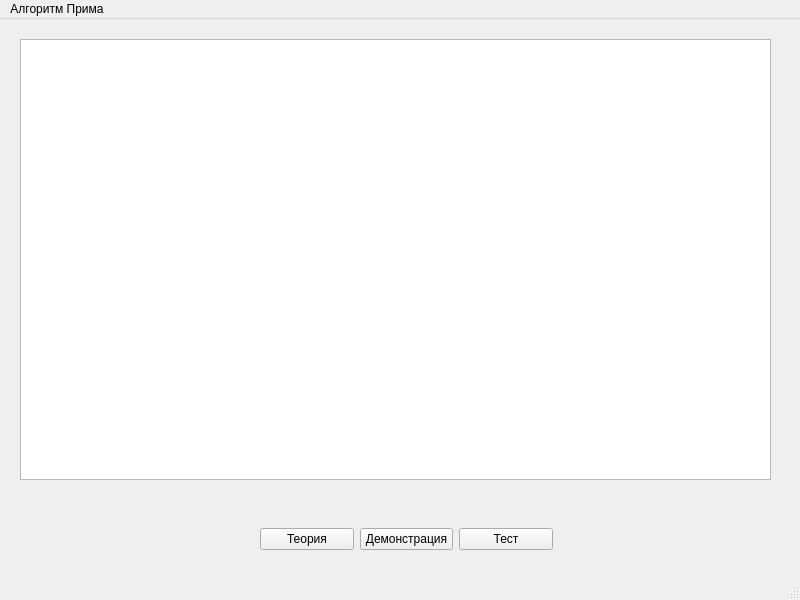
Old version of the form mainwindow.ui in the repository dacsson/PrimAlgorithm.
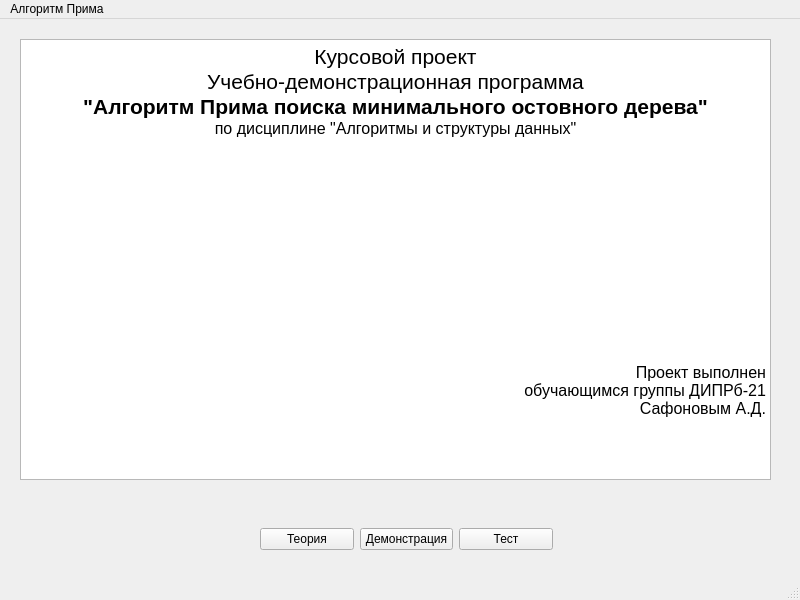
New version of the form.

What changed in the file:
```diff
--- a/mainwindow.ui
+++ b/mainwindow.ui
@@ -56,6 +56,26 @@
       <height>441</height>
      </rect>
     </property>
+    <property name="html">
+     <string>&lt;!DOCTYPE HTML PUBLIC &quot;-//W3C//DTD HTML 4.0//EN&quot; &quot;http://www.w3.org/TR/REC-html40/strict.dtd&quot;&gt;
+&lt;html&gt;&lt;head&gt;&lt;meta name=&quot;qrichtext&quot; content=&quot;1&quot; /&gt;&lt;meta charset=&quot;utf-8&quot; /&gt;&lt;style type=&quot;text/css&quot;&gt;
+p, li { white-space: pre-wrap; }
+&lt;/style&gt;&lt;/head&gt;&lt;body style=&quot; font-family:'Cantarell'; font-size:11pt; font-weight:400; font-style:normal;&quot;&gt;
+&lt;p align=&quot;center&quot; style=&quot; margin-top:0px; margin-bottom:0px; margin-left:0px; margin-right:0px; -qt-block-indent:0; text-indent:0px;&quot;&gt;&lt;span style=&quot; font-size:16pt;&quot;&gt;Курсовой проект&lt;/span&gt;&lt;/p&gt;
+&lt;p align=&quot;center&quot; style=&quot; margin-top:0px; margin-bottom:0px; margin-left:0px; margin-right:0px; -qt-block-indent:0; text-indent:0px;&quot;&gt;&lt;span style=&quot; font-size:16pt;&quot;&gt;Учебно-демонстрационная программа&lt;/span&gt;&lt;/p&gt;
+&lt;p align=&quot;center&quot; style=&quot; margin-top:0px; margin-bottom:0px; margin-left:0px; margin-right:0px; -qt-block-indent:0; text-indent:0px;&quot;&gt;&lt;span style=&quot; font-family:'Times New Roman','serif'; font-size:16pt; font-weight:700; color:#000000;&quot;&gt;&amp;quot;Алгоритм Прима поиска минимального остовного дерева&amp;quot;&lt;/span&gt;&lt;/p&gt;
+&lt;p align=&quot;center&quot; style=&quot; margin-top:0px; margin-bottom:0px; margin-left:0px; margin-right:0px; -qt-block-indent:0; text-indent:0px;&quot;&gt;&lt;span style=&quot; font-size:12pt;&quot;&gt;по дисциплине &amp;quot;Алгоритмы и структуры данных&amp;quot;&lt;/span&gt;&lt;/p&gt;
+&lt;p align=&quot;right&quot; style=&quot;-qt-paragraph-type:empty; margin-top:0px; margin-bottom:0px; margin-left:0px; margin-right:0px; -qt-block-indent:0; text-indent:0px; font-family:'Times New Roman','serif'; font-size:16pt; font-weight:700; color:#000000;&quot;&gt;&lt;br /&gt;&lt;/p&gt;
+&lt;p align=&quot;right&quot; style=&quot;-qt-paragraph-type:empty; margin-top:0px; margin-bottom:0px; margin-left:0px; margin-right:0px; -qt-block-indent:0; text-indent:0px; font-family:'Times New Roman','serif'; font-size:16pt; font-weight:700; color:#000000;&quot;&gt;&lt;br /&gt;&lt;/p&gt;
+&lt;p align=&quot;right&quot; style=&quot;-qt-paragraph-type:empty; margin-top:0px; margin-bottom:0px; margin-left:0px; margin-right:0px; -qt-block-indent:0; text-indent:0px; font-family:'Times New Roman','serif'; font-size:16pt; font-weight:700; color:#000000;&quot;&gt;&lt;br /&gt;&lt;/p&gt;
+&lt;p align=&quot;right&quot; style=&quot;-qt-paragraph-type:empty; margin-top:0px; margin-bottom:0px; margin-left:0px; margin-right:0px; -qt-block-indent:0; text-indent:0px; font-family:'Times New Roman','serif'; font-size:16pt; font-weight:700; color:#000000;&quot;&gt;&lt;br /&gt;&lt;/p&gt;
+&lt;p align=&quot;right&quot; style=&quot;-qt-paragraph-type:empty; margin-top:0px; margin-bottom:0px; margin-left:0px; margin-right:0px; -qt-block-indent:0; text-indent:0px; font-family:'Times New Roman','serif'; font-size:16pt; font-weight:700; color:#000000;&quot;&gt;&lt;br /&gt;&lt;/p&gt;
+&lt;p align=&quot;right&quot; style=&quot;-qt-paragraph-type:empty; margin-top:0px; margin-bottom:0px; margin-left:0px; margin-right:0px; -qt-block-indent:0; text-indent:0px; font-family:'Times New Roman','serif'; font-size:16pt; font-weight:700; color:#000000;&quot;&gt;&lt;br /&gt;&lt;/p&gt;
+&lt;p align=&quot;right&quot; style=&quot;-qt-paragraph-type:empty; margin-top:0px; margin-bottom:0px; margin-left:0px; margin-right:0px; -qt-block-indent:0; text-indent:0px; font-family:'Times New Roman','serif'; font-size:16pt; font-weight:700; color:#000000;&quot;&gt;&lt;br /&gt;&lt;/p&gt;
+&lt;p align=&quot;right&quot; style=&quot;-qt-paragraph-type:empty; margin-top:0px; margin-bottom:0px; margin-left:0px; margin-right:0px; -qt-block-indent:0; text-indent:0px; font-family:'Times New Roman','serif'; font-size:16pt; font-weight:700; color:#000000;&quot;&gt;&lt;br /&gt;&lt;/p&gt;
+&lt;p align=&quot;right&quot; style=&quot;-qt-paragraph-type:empty; margin-top:0px; margin-bottom:0px; margin-left:0px; margin-right:0px; -qt-block-indent:0; text-indent:0px; font-family:'Times New Roman','serif'; font-size:16pt; font-weight:700; color:#000000;&quot;&gt;&lt;br /&gt;&lt;/p&gt;
+&lt;p align=&quot;right&quot; style=&quot; margin-top:0px; margin-bottom:0px; margin-left:0px; margin-right:0px; -qt-block-indent:0; text-indent:0px;&quot;&gt;&lt;span style=&quot; font-family:'Times New Roman','serif'; font-size:12pt; color:#000000;&quot;&gt;Проект выполнен &lt;/span&gt;&lt;span style=&quot; font-family:'Times New Roman','serif'; font-size:10pt; color:#000000;&quot;&gt;&lt;br /&gt;&lt;/span&gt;&lt;span style=&quot; font-family:'Times New Roman','serif'; font-size:12pt; color:#000000;&quot;&gt;обучающимся группы ДИПРб-21&lt;/span&gt;&lt;span style=&quot; font-family:'Times New Roman','serif'; font-size:10pt; color:#000000;&quot;&gt;&lt;br /&gt;&lt;/span&gt;&lt;span style=&quot; font-family:'Times New Roman','serif'; font-size:12pt; color:#000000;&quot;&gt;Сафоновым А.Д.&lt;/span&gt;&lt;/p&gt;&lt;/body&gt;&lt;/html&gt;</string>
+    </property>
    </widget>
   </widget>
   <widget class="QMenuBar" name="menubar">
```
